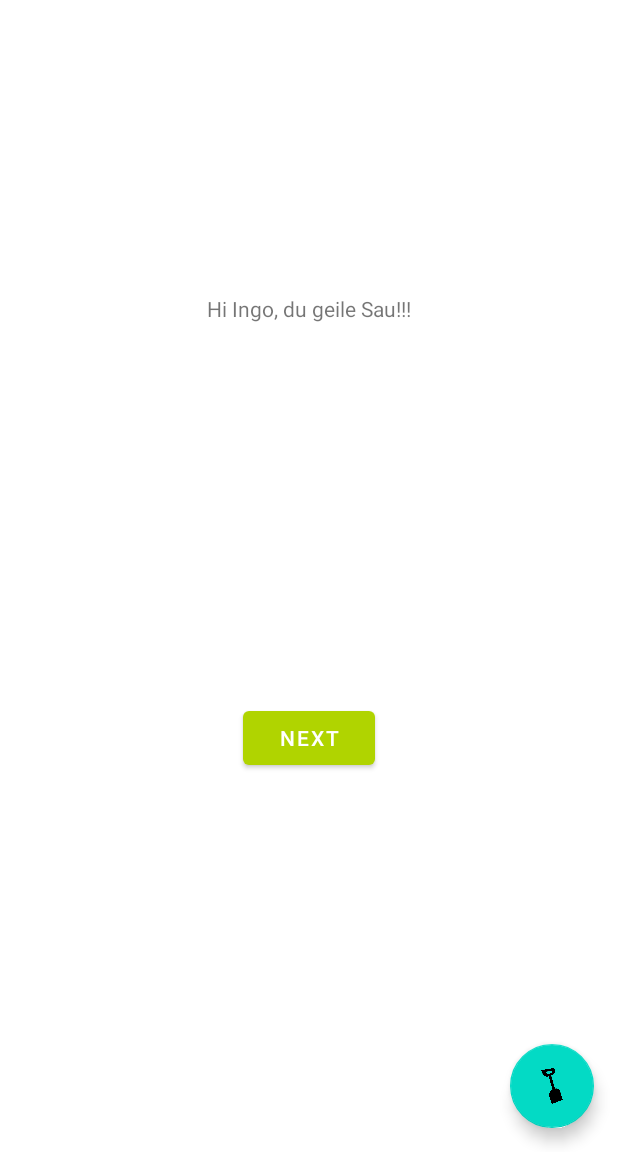
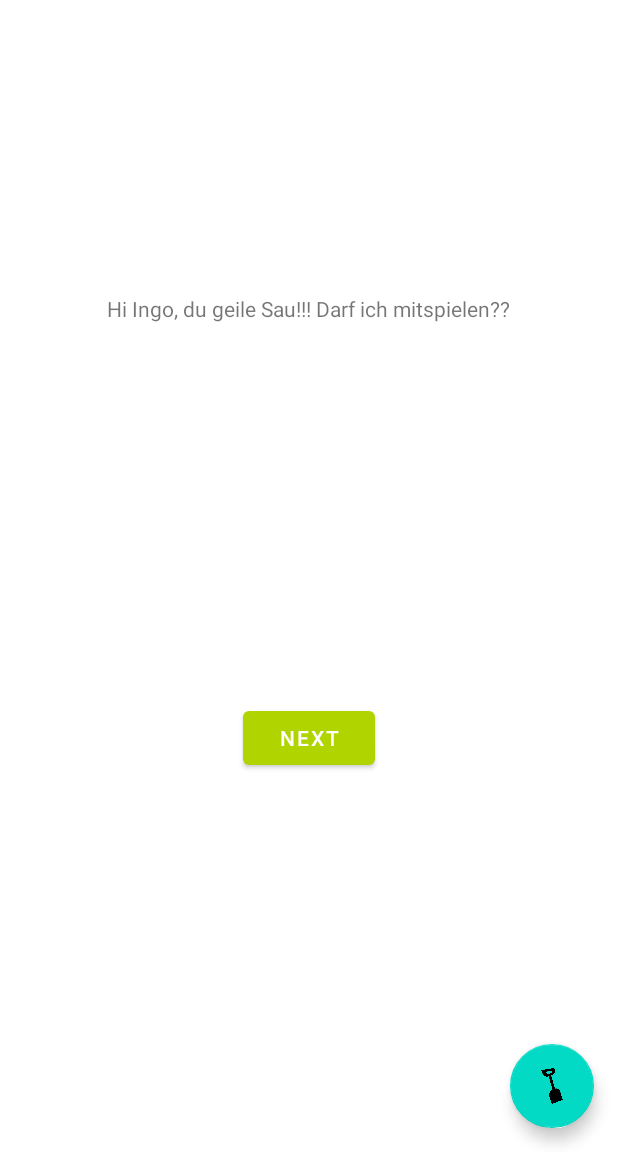
Before and after one commit to shovelBusiness/Jetzt, an Android app: the FirstFragment screen opened through its navigation route, on a phone screen of 412 x 824 dp, the part 84-1236 px from its top. Run offline under Robolectric (Android 15) with nearby library versions, the phone set to English and light mode, and no system bars; 1 statement that could not run was skipped.

Commit message:
1. Commit

```diff
--- a/app/src/main/res/layout/fragment_first.xml
+++ b/app/src/main/res/layout/fragment_first.xml
@@ -13,6 +13,7 @@
         android:text="@string/hello_first_fragment"
         app:layout_constraintBottom_toTopOf="@id/button_first"
         app:layout_constraintEnd_toEndOf="parent"
+        app:layout_constraintHorizontal_bias="0.498"
         app:layout_constraintStart_toStartOf="parent"
         app:layout_constraintTop_toTopOf="parent" />
 
--- a/app/src/main/res/values/strings.xml
+++ b/app/src/main/res/values/strings.xml
@@ -7,7 +7,7 @@
     <string name="next">Next</string>
     <string name="previous">Previous</string>
 
-    <string name="hello_first_fragment">Hi Ingo, du geile Sau!!!</string>
+    <string name="hello_first_fragment">Hi Ingo, du geile Sau!!! Darf ich mitspielen??</string>
     <string name="hello_second_fragment">Hello second fragment. Arg: %1$s</string>
     <string name="title_activity_login">LoginActivity</string>
     <string name="prompt_email">Email</string>
```
